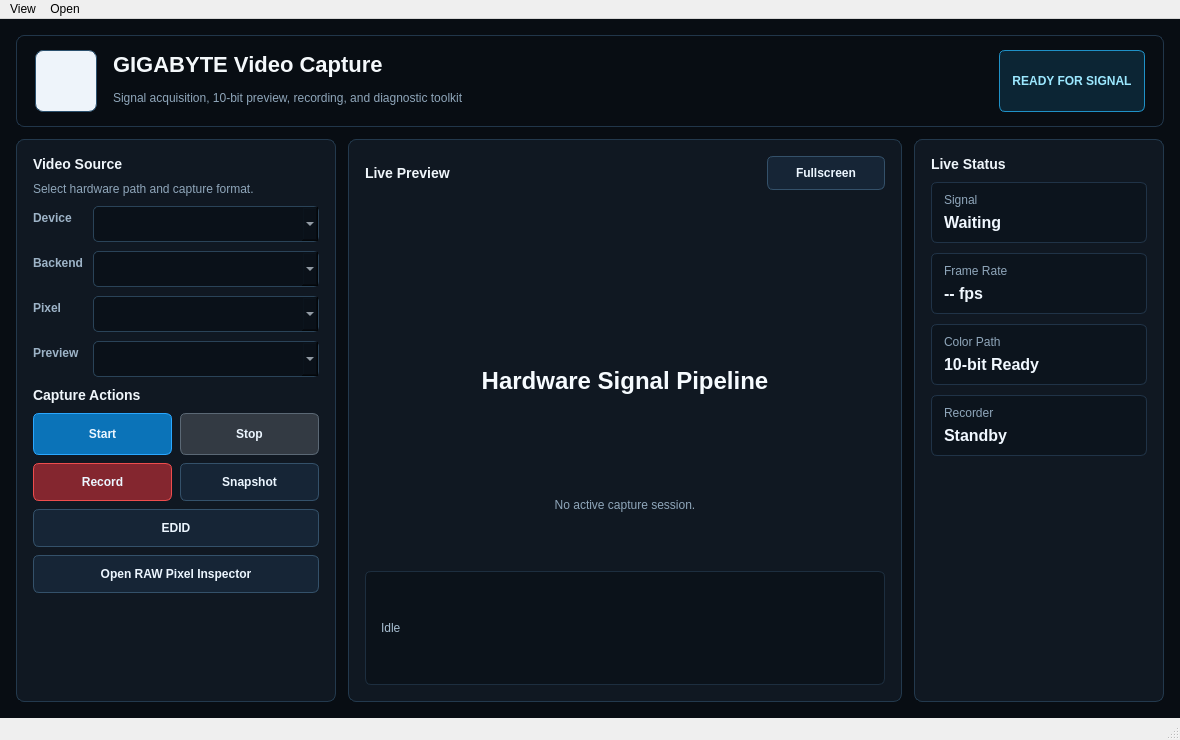
Before: the Qt Designer form apps/qt6_viewer/mainwindow.ui in MarquezLin/Gcapture_qt6_srcroot, drawn with Qt 5.
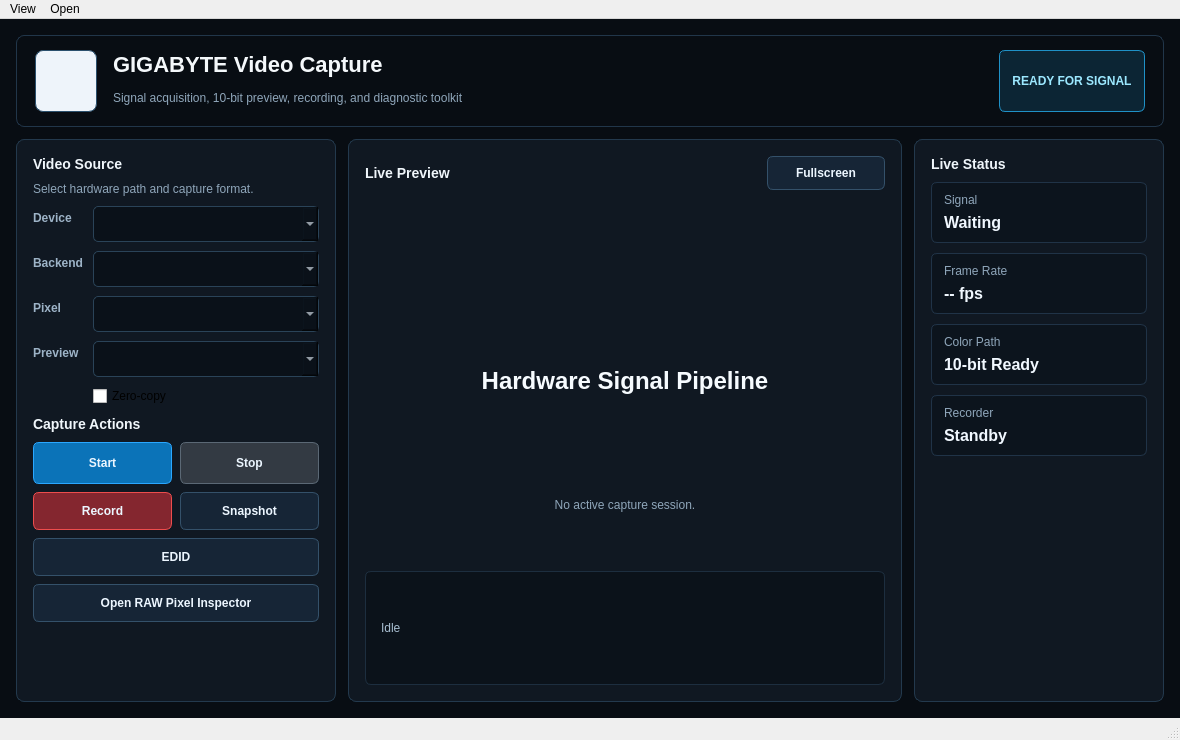
After: the same form once the commit is applied. Icons and pictures are not drawn.

Commit message:
Integrate zero-copy capture controls
Add the zero-copy mode control to the Qt viewer and pass the selected mode through device open and capture start.

Reopen the device when the requested zero-copy mode changes so a handle is never reused with stale driver configuration.

Reset cached zero-copy state when the device closes and keep UI controls disabled during unsafe lifecycle states.

Check gvfg_release_frame results, report release IOCTL failures, and stop the read loop instead of continuing with an outstanding frame.

Verified with the qt6_viewer Release build.

What changed in the file:
```diff
--- a/apps/qt6_viewer/mainwindow.ui
+++ b/apps/qt6_viewer/mainwindow.ui
@@ -416,6 +416,16 @@
              </property>
             </widget>
            </item>
+           <item row="4" column="1">
+            <widget class="QCheckBox" name="checkZeroCopy">
+             <property name="toolTip">
+              <string>GVFG only. The device is reopened when this mode changes.</string>
+             </property>
+             <property name="text">
+              <string>Zero-copy</string>
+             </property>
+            </widget>
+           </item>
           </layout>
          </item>
          <item>
@@ -521,7 +531,7 @@
            <item row="4" column="0" colspan="2">
              <widget class="QPushButton" name="btnOpenRawInspector">
              <property name="enabled">
-              <bool>true</bool>
+              <bool>false</bool>
              </property>
              <property name="minimumSize">
               <size>
```
Left out of the diff: 10 changed lines with no effect on the pictures. The commit also changes 4 other files.
